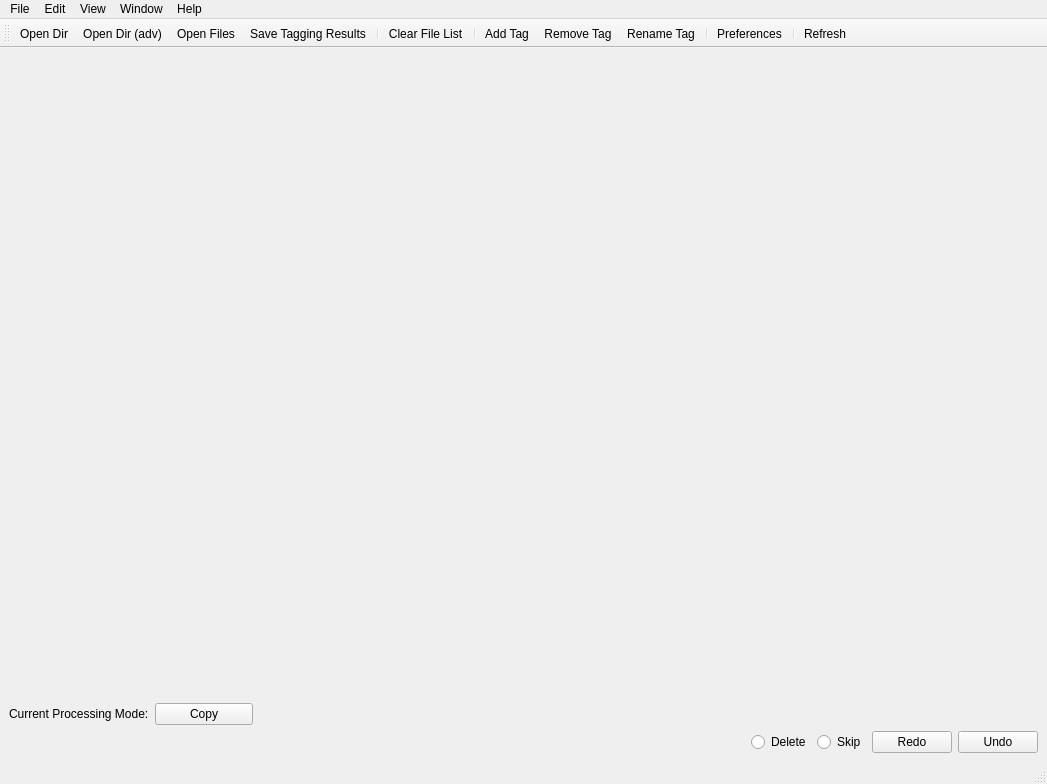
Above: ui/main.ui from wowfun/image-annotator before the change. Below: the same form after it.
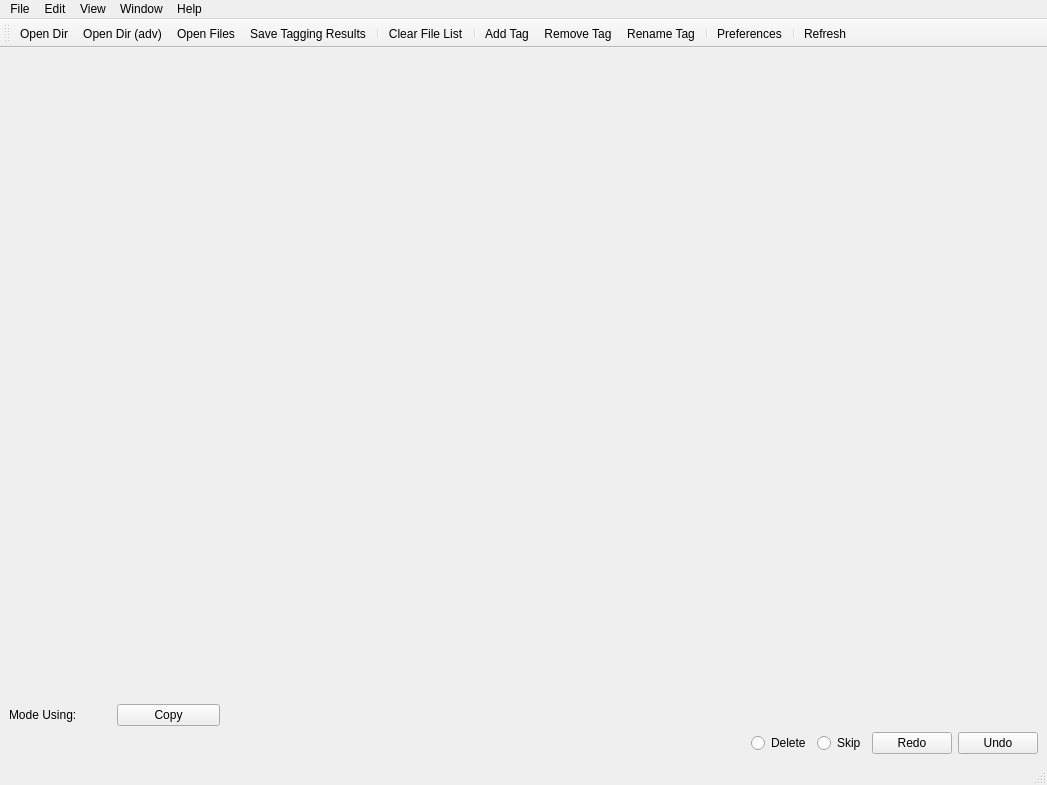
That is the form after the change.

Patch:
```diff
--- a/ui/main.ui
+++ b/ui/main.ui
@@ -7,7 +7,7 @@
     <x>0</x>
     <y>0</y>
     <width>1047</width>
-    <height>784</height>
+       <height>785</height>
    </rect>
   </property>
   <property name="contextMenuPolicy">
@@ -42,7 +42,7 @@
       <item>
        <widget class="QLabel" name="mode_label">
         <property name="text">
-         <string>Current Processing Mode:</string>
+            <string>Mode Using:</string>
         </property>
        </widget>
       </item>
```
Left out of the diff: 6 changed lines with no effect on the pictures.
